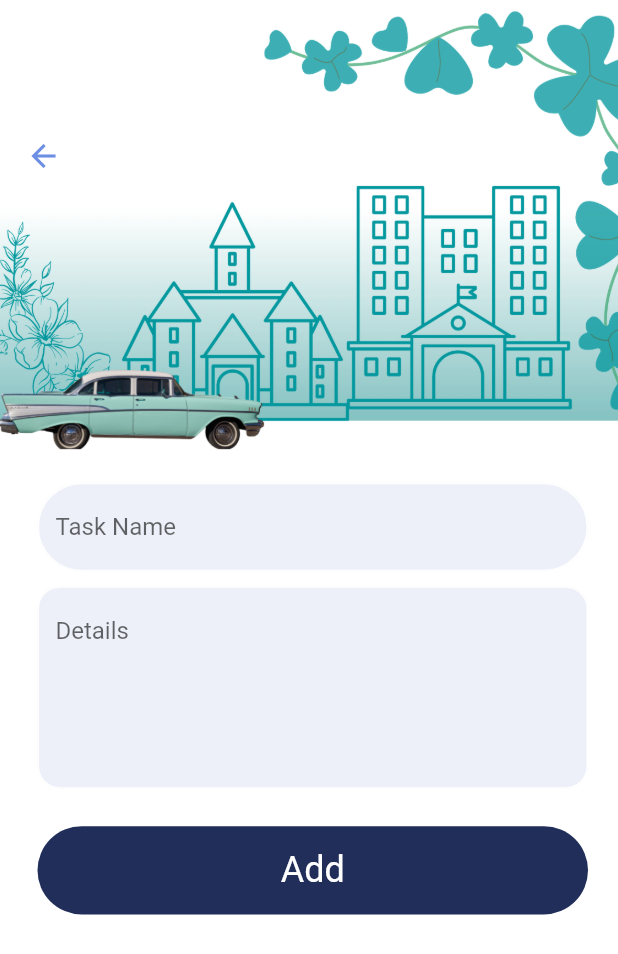
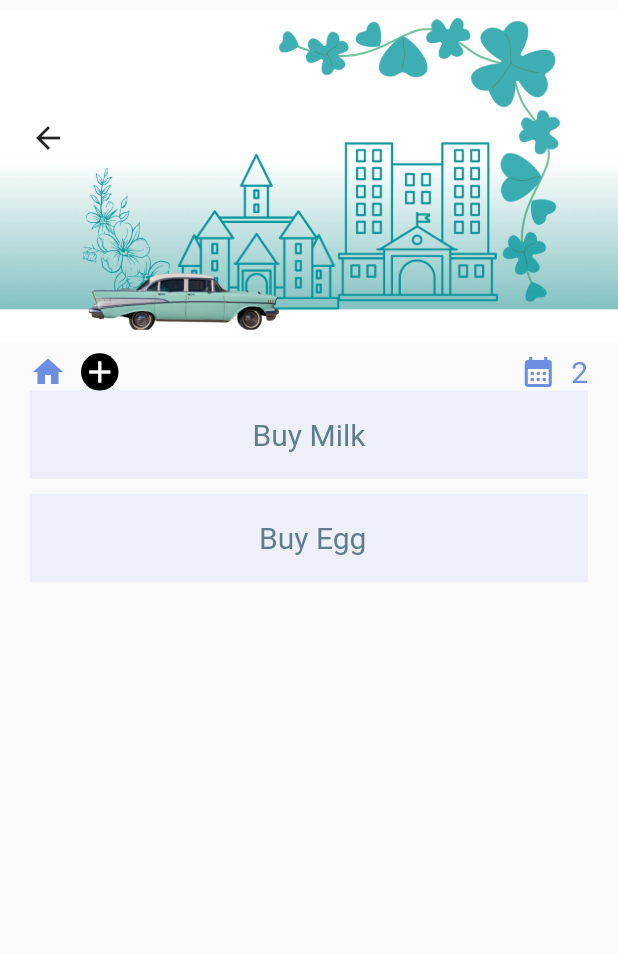
Before and after one commit to its-asaduzzaman/CRUD_Flutter, a Flutter app: the screen it shows after launch, on a phone screen of 412 x 824 dp. Shown: the top 954 px of the screen. Run offline on Flutter 3.47's test engine with Material 2 defaults, Android fonts, the light colour scheme and no system bars.

Commit message:
All Task Screen UI done

```diff
--- a/lib/main.dart
+++ b/lib/main.dart
@@ -1,4 +1,5 @@
 import 'package:crud_flutter/screens/add_task.dart';
+import 'package:crud_flutter/screens/all_task.dart';
 import 'package:crud_flutter/screens/home_screen.dart';
 import 'package:flutter/material.dart';
 
@@ -18,7 +19,7 @@ class MyApp extends StatelessWidget {
       theme: ThemeData(
         primarySwatch: Colors.blue,
       ),
-      home: AddTask(),
+      home: const AllTask(),
     );
   }
 }
--- /dev/null
+++ b/lib/screens/all_task.dart
@@ -0,0 +1,124 @@
+import 'package:crud_flutter/colors/app_colors.dart';
+import 'package:crud_flutter/widgets/task_widget.dart';
+import 'package:flutter/material.dart';
+
+class AllTask extends StatelessWidget {
+  const AllTask({Key? key}) : super(key: key);
+
+  @override
+  Widget build(BuildContext context) {
+    List myData = ['Buy Milk', ' Buy Egg'];
+    final leftEditIcon = Container(
+      margin: const EdgeInsets.only(bottom: 10),
+      color: const Color(0xFF2e3253),
+      child: const Padding(
+        padding: EdgeInsets.all(8.0),
+        child: Icon(
+          Icons.edit,
+          color: Colors.white,
+        ),
+      ),
+      alignment: Alignment.centerLeft,
+    );
+
+    final rightEditIcon = Container(
+      margin: const EdgeInsets.only(bottom: 10),
+      color: Colors.red,
+      child: const Padding(
+        padding: EdgeInsets.all(8.0),
+        child: Icon(
+          Icons.delete,
+          color: Colors.black,
+        ),
+      ),
+      alignment: Alignment.centerRight,
+    );
+    return Scaffold(
+      body: Column(
+        children: [
+          Container(
+            alignment: Alignment.topLeft,
+            padding: const EdgeInsets.only(left: 20, top: 80),
+            child: const Icon(Icons.arrow_back),
+            width: double.maxFinite,
+            height: MediaQuery.of(context).size.height / 3.5,
+            decoration: const BoxDecoration(
+              image: DecorationImage(
+                image: AssetImage('img/header01.png'),
+              ),
+            ),
+          ),
+          Container(
+            padding: const EdgeInsets.only(left: 20, right: 20),
+            child: Row(
+              children: [
+                Icon(
+                  Icons.home,
+                  color: AppColors.secondaryColor,
+                ),
+                const SizedBox(
+                  width: 10,
+                ),
+                Container(
+                  child: const Icon(
+                    Icons.add,
+                    color: Colors.white,
+                  ),
+                  width: 25,
+                  height: 25,
+                  decoration: BoxDecoration(
+                    color: Colors.black,
+                    borderRadius: BorderRadius.circular(12.5),
+                  ),
+                ),
+                Expanded(
+                  child: Container(),
+                ),
+                Icon(
+                  Icons.calendar_month,
+                  color: AppColors.secondaryColor,
+                ),
+                const SizedBox(
+                  width: 10,
+                ),
+                Text(
+                  '2',
+                  style: TextStyle(
+                    fontSize: 20,
+                    color: AppColors.secondaryColor,
+                  ),
+                ),
+              ],
+            ),
+          ),
+          Flexible(
+              child: ListView.builder(
+                  itemCount: myData.length,
+                  itemBuilder: (context, index) {
+                    return Dismissible(
+                      background: leftEditIcon,
+                      secondaryBackground: rightEditIcon,
+                      onDismissed: (DismissDirection direction) {},
+                      confirmDismiss: (DismissDirection direction) async {
+                        if (direction == DismissDirection.startToEnd) {
+                          return false;
+                        } else {
+                          return Future.delayed(const Duration(seconds: 1), () {
+                            return direction == DismissDirection.endToStart;
+                          });
+                        }
+                      },
+                      key: ObjectKey(index),
+                      child: Container(
+                        margin: const EdgeInsets.only(
+                            left: 20, right: 20, bottom: 10),
+                        child: TaskWidget(
+                            task: myData[index], color: Colors.blueGrey),
+                      ),
+                    );
+                  }))
+        ],
+      ),
+    );
+  }
+}
--- /dev/null
+++ b/lib/widgets/task_widget.dart
@@ -0,0 +1,26 @@
+import 'package:flutter/material.dart';
+
+class TaskWidget extends StatelessWidget {
+  final String task;
+  final Color color;
+
+  const TaskWidget({Key? key, required this.task, required this.color})
+      : super(key: key);
+
+  @override
+  Widget build(BuildContext context) {
+    return Container(
+      width: double.maxFinite,
+      height: MediaQuery.of(context).size.height / 14,
+      decoration: const BoxDecoration(
+        color: Color(0xFFedf0f8),
+      ),
+      child: Center(
+        child: Text(
+          task,
+          style: TextStyle(color: color, fontSize: 20),
+        ),
+      ),
+    );
+  }
+}
```
Also changed, not shown: img/header01.png (added).
